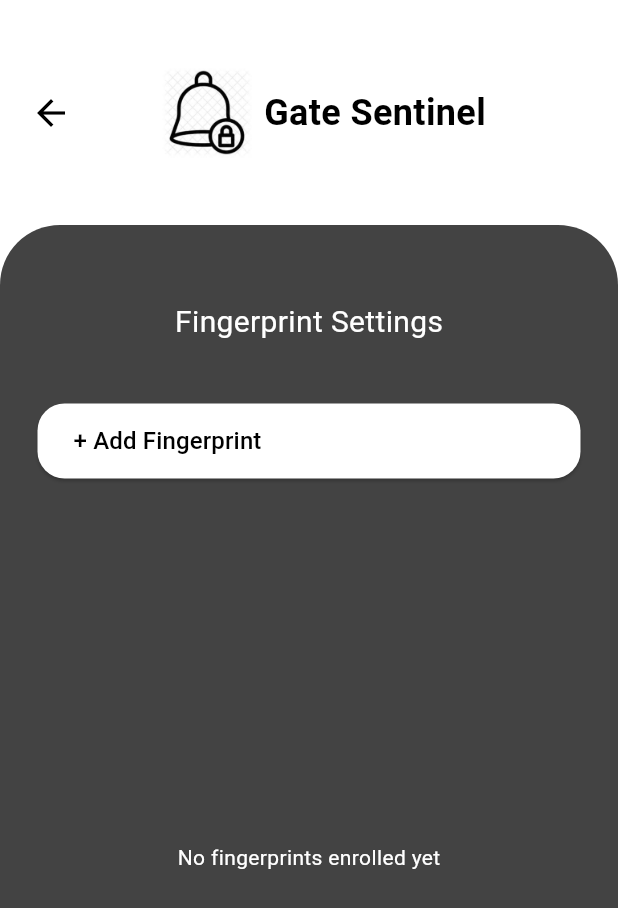
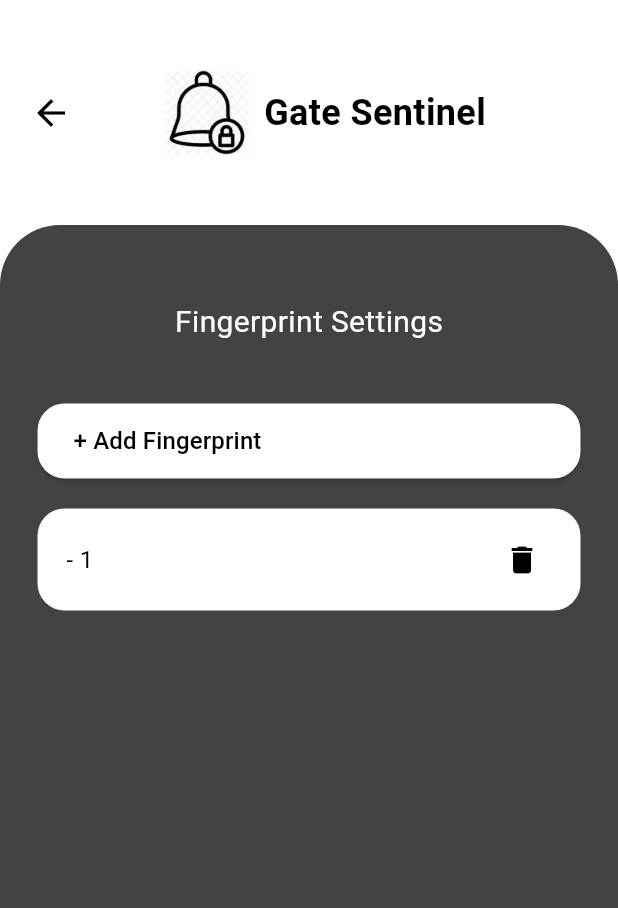
Before and after one commit to Vineth-R/gate_sentinal-app, a Flutter app: the FingerprintSettings screen opened directly, after a tap on "+ Add Fingerprint", on a phone screen of 412 x 824 dp. Shown: the top 908 px of the screen. Run offline on Flutter 3.47's test engine with Material 3 defaults, Android fonts, the phone set to English and light mode, and no system bars; our stand-ins replace cloud_firestore, firebase_auth, firebase_core, firebase_database, google_fonts, google_sign_in and 1 more; accounts and stored records are empty; Roboto replaces fonts that are missing (Acme, Amiko).

Commit message:
FIngeprintsetting_done

```diff
--- a/lib/Main_pages/signup_page.dart
+++ b/lib/Main_pages/signup_page.dart
@@ -1,4 +1,3 @@
-import 'package:cloud_firestore/cloud_firestore.dart';
 import 'package:firebase_auth/firebase_auth.dart';
 import 'package:firebase_database/firebase_database.dart';
 import 'package:flutter/material.dart';
--- a/lib/Pages/fingerprintsettings.dart
+++ b/lib/Pages/fingerprintsettings.dart
@@ -7,26 +7,28 @@ class FingerprintSettings extends StatefulWidget {
   const FingerprintSettings({super.key});
 
   @override
-  _FingerprintSettingsState createState() => _FingerprintSettingsState();
+  FingerprintSettingsState createState() => FingerprintSettingsState();
 }
 
-class _FingerprintSettingsState extends State<FingerprintSettings> {
+class FingerprintSettingsState extends State<FingerprintSettings> {
   String username = "Loading...";
   final DatabaseReference _database = FirebaseDatabase.instance.ref();
+  List<int> fingerprintIds = []; // Local state to store fingerprint IDs
 
   @override
   void initState() {
     super.initState();
     fetchUserName();
+    fetchFingerprints();
   }
 
   Future<void> fetchUserName() async {
     final user = FirebaseAuth.instance.currentUser;
     if (user == null) {
-      print("No user signed in");
+      debugPrint("No user signed in");
       return;
     }
-    print("Fetching username for UID: ${user.uid}");
+    debugPrint("Fetching username for UID: ${user.uid}");
 
     try {
       DataSnapshot snapshot = await _database.child("users/${user.uid}/name").get();
@@ -40,52 +42,48 @@ class _FingerprintSettingsState extends State<FingerprintSettings> {
         });
       }
     } catch (error) {
-      print("Failed to fetch username: $error");
+      debugPrint("Failed to fetch username: $error");
       setState(() {
         username = 'Error';
       });
     }
   }
 
-  Future<int> getNextAvailableFingerprintId() async {
+  Future<void> fetchFingerprints() async {
     final user = FirebaseAuth.instance.currentUser;
-    if (user == null) return 1;
+    if (user == null) return;
 
     DataSnapshot snapshot = await _database.child("users/${user.uid}/Fingerprints").get();
-    if (!snapshot.exists || snapshot.value == null) return 1;
+    if (snapshot.exists && snapshot.value != null) {
+      if (snapshot.value is Map) {
+        Map<dynamic, dynamic> fingerprints = snapshot.value as Map<dynamic, dynamic>;
+        setState(() {
+          fingerprintIds = fingerprints.keys.map((key) => int.parse(key)).toList();
+          fingerprintIds.sort();
+        });
+      } else if (snapshot.value is List) {
+        List<dynamic> fingerprints = snapshot.value as List<dynamic>;
+        setState(() {
+          fingerprintIds = [];
+          for (int i = 0; i < fingerprints.length; i++) {
+            if (fingerprints[i] != null) {
+              fingerprintIds.add(i + 1); // Assuming list index + 1 as fingerprintId
+            }
+          }
+        });
+      }
+    }
+  }
 
-    print("Data type of snapshot.value: ${snapshot.value.runtimeType}");
-    if (snapshot.value is Map) {
-      Map<dynamic, dynamic> fingerprints = snapshot.value as Map<dynamic, dynamic>;
-      List<int> existingIds = fingerprints.keys.map((key) => int.parse(key)).toList();
-      existingIds.sort();
+  Future<int> getNextAvailableFingerprintId() async {
+    if (fingerprintIds.isEmpty) return 1;
 
-      for (int i = 1; i <= existingIds.length + 1; i++) {
-        if (!existingIds.contains(i)) {
-          return i; // Return the first missing ID
-        }
+    for (int i = 1; i <= fingerprintIds.length + 1; i++) {
+      if (!fingerprintIds.contains(i)) {
+        return i; // Return the first missing ID
       }
-      return existingIds.length + 1;
-    } else if (snapshot.value is List) {
-      List<dynamic> fingerprints = snapshot.value as List<dynamic>;
-      List<int> existingIds = [];
-      for (int i = 0; i < fingerprints.length; i++) {
-        if (fingerprints[i] != null) {
-          existingIds.add(i + 1); // Assuming list index + 1 as fingerprintId
-        }
-      }
-      existingIds.sort();
-
-      for (int i = 1; i <= existingIds.length + 1; i++) {
-        if (!existingIds.contains(i)) {
-          return i; // Return the first missing ID
-        }
-      }
-      return existingIds.length + 1;
-    } else {
-      print("Unexpected data type: ${snapshot.value.runtimeType}");
-      return 1;
     }
+    return fingerprintIds.length + 1;
   }
 
   void triggerFingerprintAction(String action, int fingerprintId) async {
@@ -98,14 +96,15 @@ class _FingerprintSettingsState extends State<FingerprintSettings> {
     try {
       await _database.child("fingerprintCommands/${user.uid}").set({
         "uid": user.uid,
+        "username": username,
         "action": action, // "enroll" or "delete"
         "fingerprintId": fingerprintId,
         "timestamp": ServerValue.timestamp,
       });
 
-      print("Command sent: $action Fingerprint ID $fingerprintId");
+      debugPrint("Command sent: $action Fingerprint ID $fingerprintId");
     } catch (error) {
-      print("Failed to send command: $error");
+      debugPrint("Failed to send command: $error");
     }
   }
 
@@ -123,8 +122,22 @@ class _FingerprintSettingsState extends State<FingerprintSettings> {
             child: Text("Cancel"),
           ),
           TextButton(
-            onPressed: () {
+            onPressed: () async {
+              setState(() {
+                fingerprintIds.remove(fingerprintId); // Update the local state immediately
+              });
+              // Trigger the delete fingerprint action
               triggerFingerprintAction("delete", fingerprintId);
+              final user = FirebaseAuth.instance.currentUser;
+              if (user != null) {
+                try {
+                  await _database
+                      .child("users/${user.uid}/Fingerprints/$fingerprintId")
+                      .remove(); // Remove from the database
+                } catch (error) {
+                  print("Failed to delete fingerprint: $error");
+                }
+              }
               Navigator.of(context).pop();
             },
             child: Text("Delete"),
@@ -136,7 +149,6 @@ class _FingerprintSettingsState extends State<FingerprintSettings> {
 
   @override
   Widget build(BuildContext context) {
-    final user = FirebaseAuth.instance.currentUser;
     return Scaffold(
       backgroundColor: Colors.white,
       appBar: PreferredSize(
@@ -202,7 +214,11 @@ class _FingerprintSettingsState extends State<FingerprintSettings> {
             ElevatedButton(
               onPressed: () async {
                 int nextId = await getNextAvailableFingerprintId();
-                triggerFingerprintAction("enroll", nextId);
+                setState(() {
+                  fingerprintIds.add(nextId); // Update the local state immediately
+                  fingerprintIds.sort();
+                });
+                triggerFingerprintAction("enroll", nextId); // Send the request to the database
               },
               style: ElevatedButton.styleFrom(
                 backgroundColor: Colors.white,
@@ -225,32 +241,17 @@ class _FingerprintSettingsState extends State<FingerprintSettings> {
             const SizedBox(height: 20),
             // Display Enrolled Fingerprints
             Expanded(
-              child: StreamBuilder<DatabaseEvent>(
-                stream: _database.child("users/${user?.uid}/Fingerprints").onValue,
-                builder: (context, snapshot) {
-                  if (!snapshot.hasData) {
-                    return const Center(child: CircularProgressIndicator());
-                  }
-
-                  DataSnapshot data = snapshot.data!.snapshot;
-                  print("Data type of data.value: ${data.value.runtimeType}");
-                  print("Data value: ${data.value}");
-                  if (!data.exists) {
-                    return const Center(
+              child: fingerprintIds.isEmpty
+                  ? const Center(
                       child: Text(
                         "No fingerprints enrolled yet",
                         style: TextStyle(color: Colors.white),
                       ),
-                    );
-                  }
-
-                  if (data.value is Map) {
-                    Map<dynamic, dynamic> fingerprints = data.value as Map<dynamic, dynamic>;
-                    return ListView.builder(
-                      itemCount: fingerprints.length,
+                    )
+                  : ListView.builder(
+                      itemCount: fingerprintIds.length,
                       itemBuilder: (context, index) {
-                        String key = fingerprints.keys.elementAt(index);
-                        int fingerprintId = int.parse(key);
+                        int fingerprintId = fingerprintIds[index];
                         return Container(
                           margin: const EdgeInsets.only(bottom: 10),
                           padding: const EdgeInsets.symmetric(horizontal: 15, vertical: 10),
@@ -276,53 +277,7 @@ class _FingerprintSettingsState extends State<FingerprintSettings> {
                           ),
                         );
                       },
-                    );
-                  } else if (data.value is List) {
-                    List<dynamic> fingerprints = data.value as List<dynamic>;
-                    return ListView.builder(
-                      itemCount: fingerprints.length,
-                      itemBuilder: (context, index) {
-                        if (fingerprints[index] != null) {
-                          int fingerprintId = index + 1; // Assuming list index + 1 as fingerprintId
-                          return Container(
-                            margin: const EdgeInsets.only(bottom: 10),
-                            padding: const EdgeInsets.symmetric(horizontal: 15, vertical: 10),
-                            decoration: BoxDecoration(
-                              color: Colors.white,
-                              borderRadius: BorderRadius.circular(18),
-                            ),
-                            child: Row(
-                              mainAxisAlignment: MainAxisAlignment.spaceBetween,
-                              children: [
-                                Text(
-                                  "$username - $fingerprintId",
-                                  style: GoogleFonts.amiko(
-                                    color: Colors.black,
-                                    fontSize: 16,
-                                  ),
-                                ),
-                                IconButton(
-                                  icon: const Icon(Icons.delete, color: Colors.black),
-                                  onPressed: () => confirmDelete(fingerprintId),
-                                ),
-                              ],
-                            ),
-                          );
-                        } else {
-                          return Container();
-                        }
-                      },
-                    );
-                  } else {
-                    return const Center(
-                      child: Text(
-                        "Unexpected data type",
-                        style: TextStyle(color: Colors.white),
-                      ),
-                    );
-                  }
-                },
-              ),
+                    ),
             ),
           ],
         ),
```
